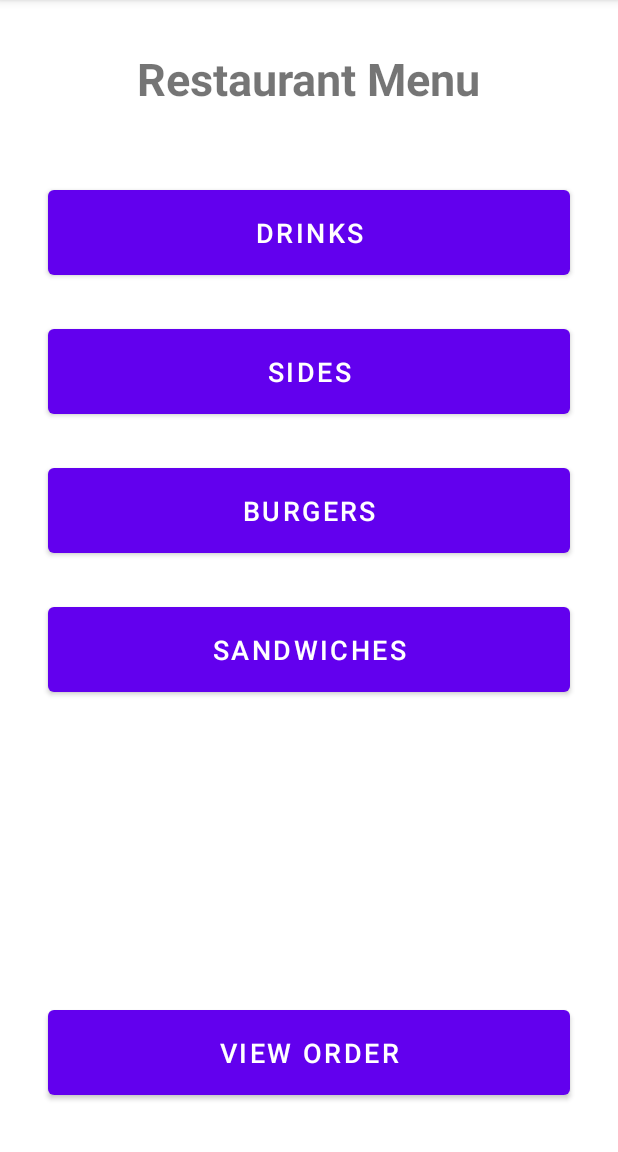
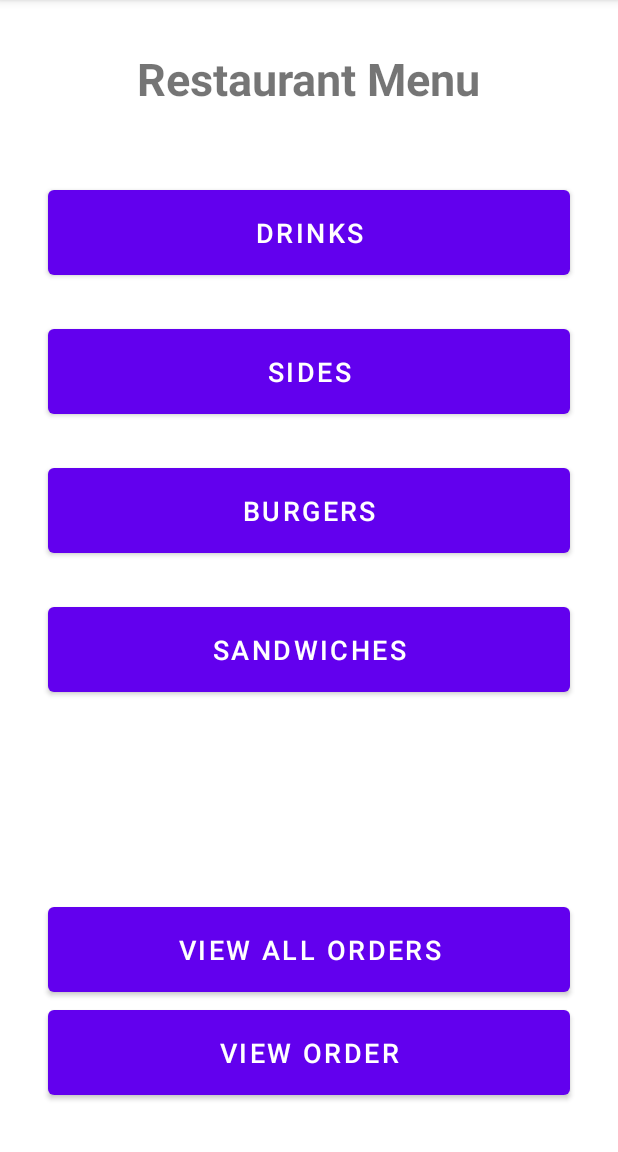
Before and after one commit to MilanDPatel/RUBurgerAndroidApp, an Android app: the screen it shows after launch (MainMenuActivity), on a phone screen of 412 x 824 dp, the part 84-1236 px from its top. Run offline under Robolectric (Android 15) with nearby library versions, the phone set to English and light mode, and no system bars.

Commit message:
added allorders

```diff
--- a/app/src/main/AndroidManifest.xml
+++ b/app/src/main/AndroidManifest.xml
@@ -46,6 +46,9 @@
         <activity android:name=".CurrentOrderActivity"
             android:exported="false"/>
 
+        <activity android:name=".AllOrdersActivity"
+            android:exported="false"/>
+
         <!-- If you plan to implement the ComboActivity as well, add this too -->
 
         <!-- Launcher activity with menu buttons -->
--- a/app/src/main/java/com/example/recycleapplication/MainMenuActivity.java
+++ b/app/src/main/java/com/example/recycleapplication/MainMenuActivity.java
@@ -67,6 +67,15 @@ public class MainMenuActivity extends AppCompatActivity {
             }
         });
 
+        Button viewOrdersButton = findViewById(R.id.btn_view_all_orders);
+        viewOrdersButton.setOnClickListener(new View.OnClickListener() {
+            @Override
+            public void onClick(View v) {
+                Intent intent = new Intent(MainMenuActivity.this, AllOrdersActivity.class);
+                startActivity(intent);
+            }
+        });
+
 
     }
 }
--- a/app/src/main/res/layout/activity_main_menu.xml
+++ b/app/src/main/res/layout/activity_main_menu.xml
@@ -76,6 +76,20 @@
 
 
     <Button
+        android:id="@+id/btn_view_all_orders"
+        android:layout_width="0dp"
+        android:layout_height="wrap_content"
+        android:layout_marginStart="32dp"
+        android:layout_marginTop="24dp"
+        android:layout_marginEnd="32dp"
+        android:padding="16dp"
+        android:text="View All Orders"
+        android:textSize="18sp"
+        app:layout_constraintBottom_toTopOf="@+id/btn_view_order"
+        app:layout_constraintEnd_toEndOf="parent"
+        app:layout_constraintStart_toStartOf="parent" />
+
+    <Button
         android:id="@+id/btn_view_order"
         android:layout_width="0dp"
         android:layout_height="wrap_content"
```
Also changed, not shown: app/src/main/java/com/example/recycleapplication/AllOrdersActivity.java (+62 -0 lines), app/src/main/java/com/example/recycleapplication/model/Order.java (+10 -0 lines).
